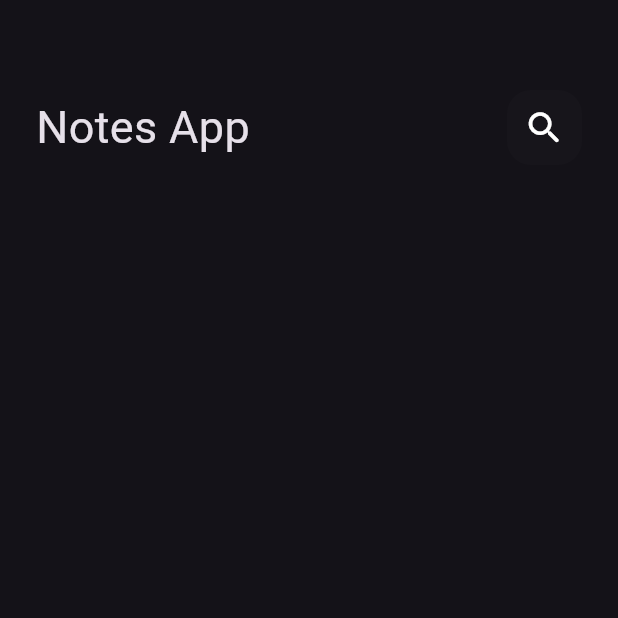
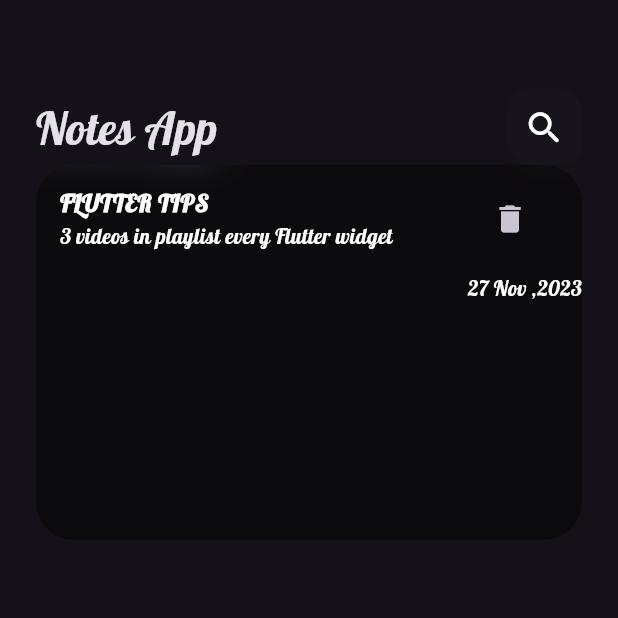
Before and after one commit to midoHaz/Note-app, a Flutter app: the screen it shows after launch, on a phone screen of 412 x 824 dp, the top half of it. Run offline on Flutter 3.47's test engine with Material 3 defaults, Android fonts, the phone set to English and light mode, and no system bars.

Commit message:
create notesItems

```diff
--- a/lib/main.dart
+++ b/lib/main.dart
@@ -11,7 +11,7 @@ class NotesApp extends StatelessWidget {
   @override
   Widget build(BuildContext context) {
     return MaterialApp(
-      theme: ThemeData(brightness: Brightness.dark),
+      theme: ThemeData(brightness: Brightness.dark,fontFamily: 'Lobster'),
       home:const NotesView(),
     );
   }
--- a/lib/widgets/notes_view_body.dart
+++ b/lib/widgets/notes_view_body.dart
@@ -1,3 +1,5 @@
+import 'dart:ui';
+
 import 'package:flutter/material.dart';
 import 'package:note_app/widgets/custom_app_bar.dart';
 
@@ -6,13 +8,35 @@ class NotesViewBody extends StatelessWidget {
 
   @override
   Widget build(BuildContext context) {
-    return const Padding(
-      padding: EdgeInsets.symmetric(horizontal: 24),
+    return Padding(
+      padding: const EdgeInsets.symmetric(horizontal: 24),
       child: Column(
         children: [
-          SizedBox(height: 60,),
-          CustomAppBar(),
+          const SizedBox(height: 60,),
+          const CustomAppBar(),
+          ClipRRect(
+            borderRadius: BorderRadius.circular(25),
+            child:BackdropFilter(filter: ImageFilter.blur(sigmaX: 15,sigmaY: 15),
+            child: Container(
+              height: 250,
+              width: double.infinity,
+              decoration: BoxDecoration(
+                borderRadius: BorderRadius.circular(25),
+                color: Colors.black45,
+              ),
+              child:Column(
+                crossAxisAlignment: CrossAxisAlignment.end,
+                children: [ListTile(
+                  title:const  Text("FLUTTER TIPS",style: TextStyle(color: Colors.white,fontWeight: FontWeight.bold),),
+                  subtitle:const Text("3 videos in playlist every Flutter widget",style: TextStyle(color: Colors.white),),
+                  trailing:IconButton(onPressed: (){}, icon: const Icon(Icons.delete)) ,
+                ),
 
+                  const Text("27 Nov ,2023",style: TextStyle(color: Colors.white),),
+                ],
+              ),
+            ),) ,
+          )
         ],
       ),
     );
```
Also changed, not shown: pubspec.yaml (+5 -11 lines), assets/fonts/Lobster-Regular.ttf (added).
